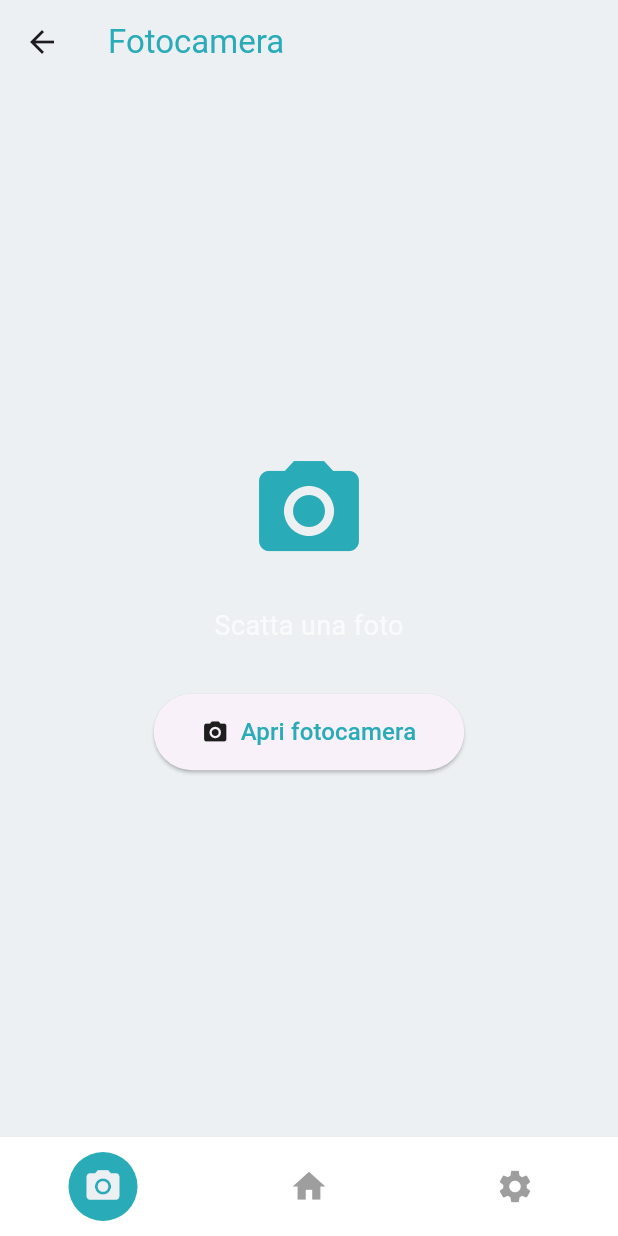
After one commit to LastMasterOfLife/wp_certify_app, a Flutter app: the Containerscreen screen opened by its route, after a tap on "Apri fotocamera", on a phone screen of 412 x 824 dp. The commit adds this screen. Run offline on Flutter 3.47's test engine with Material 3 defaults, Android fonts, the phone set to English and light mode, and no system bars; our stand-ins replace dio, geolocator, image_picker, webview_flutter.

Commit message:
implementazione bottomnavigationBar, schermate settings e camera. implementazione della chiamta post per salvare su db l'immagine scattata.

```diff
--- /dev/null
+++ b/lib/Screens/CameraScreen.dart
@@ -0,0 +1,171 @@
+import 'dart:io';
+import 'package:flutter/material.dart';
+import 'package:image_picker/image_picker.dart';
+import 'package:wp_app/Services/AuthService.dart';
+import 'package:wp_app/colors.dart';
+
+///
+/// Schermata per la gestione della fotocamera, scatto e upload dell'immagine
+///
+class CameraScreen extends StatefulWidget {
+  final url;
+  const CameraScreen({super.key, required this.url});
+
+  @override
+  State<CameraScreen> createState() => _CameraScreenState();
+}
+
+
+class _CameraScreenState extends State<CameraScreen> {
+  File? _capturedImage;
+  bool _isUploading = false;
+  final ImagePicker _picker = ImagePicker();
+
+  ///
+  /// Funzione per scattare una foto usando la fotocamera del dispositivo
+  ///
+  Future<void> _takePhoto() async {
+    final XFile? photo = await _picker.pickImage(
+      source: ImageSource.camera,
+      imageQuality: 90,
+    );
+    if (photo != null) {
+      setState(() => _capturedImage = File(photo.path));
+    }
+  }
+
+  ///
+  /// Funzione per accettare l'immagine scattata e inviarla al server tramite AuthService
+  ///
+  Future<void> _acceptImage() async {
+    if (_capturedImage == null) return;
+
+    setState(() => _isUploading = true);
+
+    final result = await AuthService().addImage(_capturedImage!.path);
+    print("status caricamento immagine: $result");
+    if (!mounted) return;
+    setState(() => _isUploading = false);
+
+    ScaffoldMessenger.of(context).showSnackBar(
+      SnackBar(
+        content: Text(result),
+        backgroundColor: result.contains('successo') ? Colors.green : Colors.red,
+      ),
+    );
+
+    if (result.contains('successo')) {
+      Navigator.pushNamed(context, '/container', arguments: {'url': widget.url});
+    }
+  }
+
+  void _retakePhoto() {
+    setState(() => _capturedImage = null);
+    _takePhoto();
+  }
+
+  @override
+  Widget build(BuildContext context) {
+    return Scaffold(
+      backgroundColor: background_color,
+      appBar: AppBar(
+        backgroundColor: background_color,
+        title: Text(
+          _capturedImage == null ? 'Fotocamera' : 'Anteprima',
+          style: const TextStyle(color: primary_color),
+        ),
+      ),
+      body: _capturedImage == null ? _buildCameraPrompt() : _buildPreview(),
+    );
+  }
+
+  ///
+  /// Widget che mostra l'icona della fotocamera e il pulsante per scattare una foto quando non è stata ancora catturata un'immagine
+  ///
+  Widget _buildCameraPrompt() {
+    return Center(
+      child: Column(
+        mainAxisAlignment: MainAxisAlignment.center,
+        children: [
+          const Icon(Icons.camera_alt, size: 80, color: primary_color),
+          const SizedBox(height: 24),
+          const Text('Scatta una foto', style: TextStyle(color: Colors.white70, fontSize: 18)),
+          const SizedBox(height: 32),
+          ElevatedButton.icon(
+            onPressed: _takePhoto,
+            icon: const Icon(Icons.camera_alt, color: terziary_color,),
+            label: const Text('Apri fotocamera', style: TextStyle(
+              color: primary_color,
+              fontSize: 16,
+            ),),
+            style: ElevatedButton.styleFrom(
+              padding: const EdgeInsets.symmetric(horizontal: 32, vertical: 14),
+              shape: RoundedRectangleBorder(borderRadius: BorderRadius.circular(30)),
+            ),
+          ),
+        ],
+      ),
+    );
+  }
+
+  ///
+  /// Widget che mostra l'anteprima dell'immagine catturata e i pulsanti per accettare o rifare la foto
+  ///
+  Widget _buildPreview() {
+    return Column(
+      children: [
+        Expanded(
+          child: Container(
+            width: double.infinity,
+            margin: const EdgeInsets.all(16),
+            child: ClipRRect(
+              borderRadius: BorderRadius.circular(16),
+              child: Image.file(_capturedImage!, fit: BoxFit.cover),
+            ),
+          ),
+        ),
+        Padding(
+          padding: const EdgeInsets.fromLTRB(24, 8, 24, 32),
+          child: Row(
+            children: [
+              Expanded(
+                child: OutlinedButton.icon(
+                  // Disabilita i bottoni durante l'upload
+                  onPressed: _isUploading ? null : _retakePhoto,
+                  icon: const Icon(Icons.refresh, color: primary_color, size: 25,),
+                  label: const Text('', style: TextStyle(color: Colors.white)),
+                  style: OutlinedButton.styleFrom(
+                    padding: const EdgeInsets.symmetric(vertical: 14),
+                    side: const BorderSide(color: Colors.white54),
+                    shape: RoundedRectangleBorder(borderRadius: BorderRadius.circular(30)),
+                  ),
+                ),
+              ),
+              const SizedBox(width: 16),
+              Expanded(
+                child: ElevatedButton.icon(
+                  onPressed: _isUploading ? null : _acceptImage,
+                  // Mostra spinner durante l'upload
+                  icon: _isUploading
+                      ? const SizedBox(
+                    width: 18,
+                    height: 18,
+                    child: CircularProgressIndicator(strokeWidth: 2, color: Colors.white),
+                  )
+                      : const Icon(Icons.check),
+                  label: Text(_isUploading ? 'Caricamento...' : 'Accetta'),
+                  style: ElevatedButton.styleFrom(
+                    padding: const EdgeInsets.symmetric(vertical: 14),
+                    backgroundColor: Colors.green,
+                    foregroundColor: Colors.white,
+                    shape: RoundedRectangleBorder(borderRadius: BorderRadius.circular(30)),
+                  ),
+                ),
+              ),
+            ],
+          ),
+        ),
+      ],
+    );
+  }
+}
--- /dev/null
+++ b/lib/Screens/ContainerScreen.dart
@@ -0,0 +1,76 @@
+import 'package:flutter/material.dart';
+import 'package:wp_app/Screens/CameraScreen.dart';
+import 'package:wp_app/Screens/SettingsScreen.dart';
+import 'package:wp_app/Screens/WebScreen.dart';
+
+import '../colors.dart';
+
+class Containerscreen extends StatefulWidget {
+  const Containerscreen({super.key});
+
+  @override
+  State<Containerscreen> createState() => _ContainerscreenState();
+}
+
+class _ContainerscreenState extends State<Containerscreen> {
+  int _selectedIndex = 1;
+
+  void _onItemTapped(int index) {
+    setState(() {
+      _selectedIndex = index;
+    });
+  }
+
+  @override
+  Widget build(BuildContext context) {
+    final args = ModalRoute.of(context)?.settings.arguments as Map<String, dynamic>?;
+    final String loadUrl = args?['url'] ?? 'https://www.google.com';
+
+    final List<Widget> pages = [
+      CameraScreen(url: loadUrl,),
+      Webscreen(loadUrl: loadUrl),
+      Settingsscreen(),
+    ];
+
+    final List<IconData> icons = [
+      Icons.camera_alt,
+      Icons.home,
+      Icons.settings,
+    ];
+
+    return Scaffold(
+      body: IndexedStack(
+        index: _selectedIndex,
+        children: pages,
+      ),
+      bottomNavigationBar: SafeArea(
+        child: Container(
+          color: Colors.white,
+          padding: const EdgeInsets.symmetric(vertical: 10),
+          child: Row(
+            mainAxisAlignment: MainAxisAlignment.spaceAround,
+            children: List.generate(icons.length, (index) {
+              final bool isSelected = _selectedIndex == index;
+              return GestureDetector(
+                onTap: () => _onItemTapped(index),
+                child: AnimatedContainer(
+                  duration: const Duration(milliseconds: 500),
+                  padding: const EdgeInsets.all(10),
+                  decoration: BoxDecoration(
+                    color: isSelected ? primary_color : Colors.transparent,
+                    shape: BoxShape.circle,
+                  ),
+                  child: Icon(
+                    icons[index],
+                    color: isSelected ? background_color : secondary_color,
+                    size: 26,
+                  ),
+                ),
+              );
+            }),
+          ),
+        ),
+      ),
+    );
+  }
+}
--- a/lib/Screens/LoginScreen.dart
+++ b/lib/Screens/LoginScreen.dart
@@ -57,8 +57,8 @@ class _LoginscreenState extends State<Loginscreen> {
       if (context.mounted) {
         Navigator.pushReplacementNamed(
           context,
-          '/web',
-          arguments: {'url': "$url?Token=$token"},
+          '/container',
+          arguments: {'url': "$url?Token=$token"}
         );
       }
     } else {
--- /dev/null
+++ b/lib/Screens/SettingsScreen.dart
@@ -0,0 +1,190 @@
+import 'package:flutter/material.dart';
+import 'package:wp_app/Widgets/neumorficWidget.dart';
+import '../colors.dart';
+
+class Settingsscreen extends StatefulWidget {
+  const Settingsscreen({super.key});
+
+  @override
+  State<Settingsscreen> createState() => _SettingsscreenState();
+}
+
+class _SettingsscreenState extends State<Settingsscreen> {
+  @override
+  Widget build(BuildContext context) {
+    return Scaffold(
+      body: SafeArea(
+        child: Column(
+          mainAxisAlignment: MainAxisAlignment.start,
+          children: [
+            InkWell(
+              onTap: (){
+                print(" Settings cliccato: Generali");
+              },
+              child: DropShadowWidget(
+                width: double.infinity,
+                height: 80,
+                borderRadius: 10,
+                blurRadius: 40,
+                child: Padding(
+                  padding: const EdgeInsets.symmetric(horizontal: 20),
+                  child: Row(
+                    mainAxisAlignment: MainAxisAlignment.spaceBetween,
+                    children: [
+                      Text("Generali", style: TextStyle(
+                          color: terziary_color,
+                          fontSize: 30,
+                          fontWeight: FontWeight.bold)
+                      ),
+                      Icon(Icons.arrow_forward_ios_rounded, color: terziary_color,)
+                    ],
+                  ),
+                ),
+              ),
+            ),
+
+            SizedBox(height: 15,),
+
+            InkWell(
+              onTap: (){
+                print(" Settings cliccato: Gelocalizzazione");
+              },
+              child: DropShadowWidget(
+                width: double.infinity,
+                height: 80,
+                borderRadius: 10,
+                blurRadius: 40,
+                child: Padding(
+                  padding: const EdgeInsets.symmetric(horizontal: 20),
+                  child: Row(
+                    mainAxisAlignment: MainAxisAlignment.spaceBetween,
+                    children: [
+                      Text("Gelocalizzazione", style: TextStyle(
+                          color: terziary_color,
+                          fontSize: 30,
+                          fontWeight: FontWeight.bold)
+                      ),
+                      Icon(Icons.arrow_forward_ios_rounded, color: terziary_color,)
+                    ],
+                  ),
+                ),
+              ),
+            ),
+
+            SizedBox(height: 15,),
+
+            InkWell(
+              onTap: (){
+                print(" Settings cliccato: camera");
+              },
+              child: DropShadowWidget(
+                width: double.infinity,
+                height: 80,
+                borderRadius: 10,
+                blurRadius: 40,
+                child: Padding(
+                  padding: const EdgeInsets.symmetric(horizontal: 20),
+                  child: Row(
+                    mainAxisAlignment: MainAxisAlignment.spaceBetween,
+                    children: [
+                      Text("Camera", style: TextStyle(
+                          color: terziary_color,
+                          fontSize: 30,
+                          fontWeight: FontWeight.bold)
+                      ),
+                      Icon(Icons.arrow_forward_ios_rounded, color: terziary_color,)
+                    ],
+                  ),
+                ),
+              ),
+            ),
+
+            SizedBox(height: 15,),
+
+            InkWell(
+              onTap: (){
+                print(" Settings cliccato: Termini di servizio");
+              },
+              child: DropShadowWidget(
+                width: double.infinity,
+                height: 80,
+                borderRadius: 10,
+                blurRadius: 40,
+                child: Padding(
+                  padding: const EdgeInsets.symmetric(horizontal: 20),
+                  child: Row(
+                    mainAxisAlignment: MainAxisAlignment.spaceBetween,
+                    children: [
+                      Text("Termini di servizio", style: TextStyle(
+                          color: terziary_color,
+                          fontSize: 30,
+                          fontWeight: FontWeight.bold)
+                      ),
+                      Icon(Icons.arrow_forward_ios_rounded, color: terziary_color,)
+                    ],
+                  ),
+                ),
+              ),
+            ),
+
+            SizedBox(height: 15,),
+
+            InkWell(
+              onTap: (){
+                print(" Settings cliccato: Permessi");
+              },
+              child: DropShadowWidget(
+                width: double.infinity,
+                height: 80,
+                borderRadius: 10,
+                blurRadius: 40,
+                child: Padding(
+                  padding: const EdgeInsets.symmetric(horizontal: 20),
+                  child: Row(
+                    mainAxisAlignment: MainAxisAlignment.spaceBetween,
+                    children: [
+                      Text("Permessi", style: TextStyle(
+                          color: terziary_color,
+                          fontSize: 30,
+                          fontWeight: FontWeight.bold)
+                      ),
+                      Icon(Icons.arrow_forward_ios_rounded, color: terziary_color,)
+                    ],
+                  ),
+                ),
+              ),
+            ),
+
+            SizedBox(height: 15,),
+
+            InkWell(
+              onTap: (){
+                print(" Settings cliccato: privacy policy");
+              },
+              child: DropShadowWidget(
+                width: double.infinity,
+                height: 80,
+                borderRadius: 10,
+                blurRadius: 40,
+                child: Padding(
+                  padding: const EdgeInsets.symmetric(horizontal: 20),
+                  child: Row(
+                    mainAxisAlignment: MainAxisAlignment.spaceBetween,
+                    children: [
+                      Text("Privacy policy", style: TextStyle(
+                          color: terziary_color,
+                          fontSize: 30,
+                          fontWeight: FontWeight.bold)
+                      ),
+                      Icon(Icons.arrow_forward_ios_rounded, color: terziary_color,)
+                    ],
+                  ),
+                ),
+              ),
+            ),
+          ],
+        ),
+      )
+    );
+  }
+}
--- a/lib/colors.dart
+++ b/lib/colors.dart
@@ -10,3 +10,6 @@ const header_color = Color(0xFF7C8DB5);
 const hint_text_color = Color(0xFFADB5C7);
 const imput_border = Color(0xFF9BA4B4);
 const apple_social_color = Color(0xFF000000);
+const primary_color = Color(0xFF29ABB8);
+const secondary_color = Color(0xFF9E9E9E);
+const terziary_color = Color(0xFF1F1E1E);
--- a/pubspec.yaml
+++ b/pubspec.yaml
@@ -37,6 +37,7 @@ dependencies:
   webview_flutter: ^4.13.1
   geolocator: ^14.0.2
   dio: ^5.9.1
+  image_picker: ^1.2.1
 
 dev_dependencies:
   flutter_test:
```
Also changed, not shown: lib/Screens/WebScreen.dart (+6 -4 lines), lib/Services/AuthService.dart (+25 -0 lines), lib/main.dart (+7 -1 lines), pubspec.lock, 7 other files.
